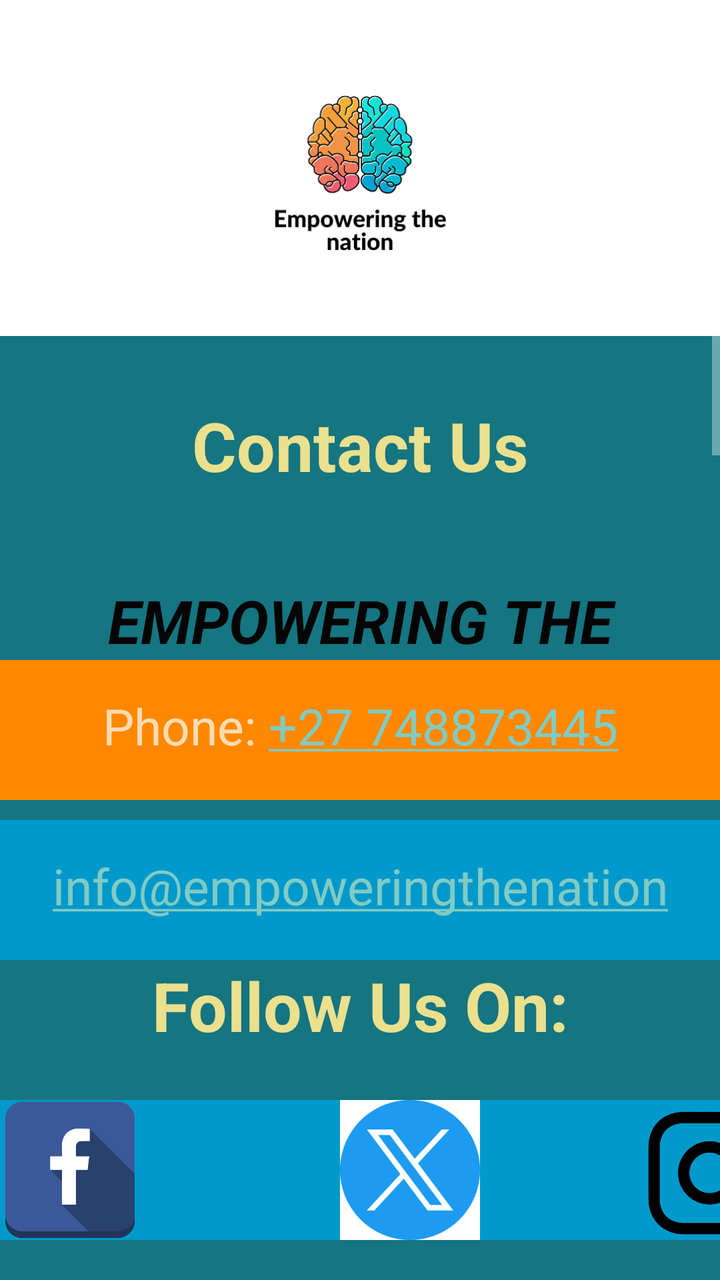
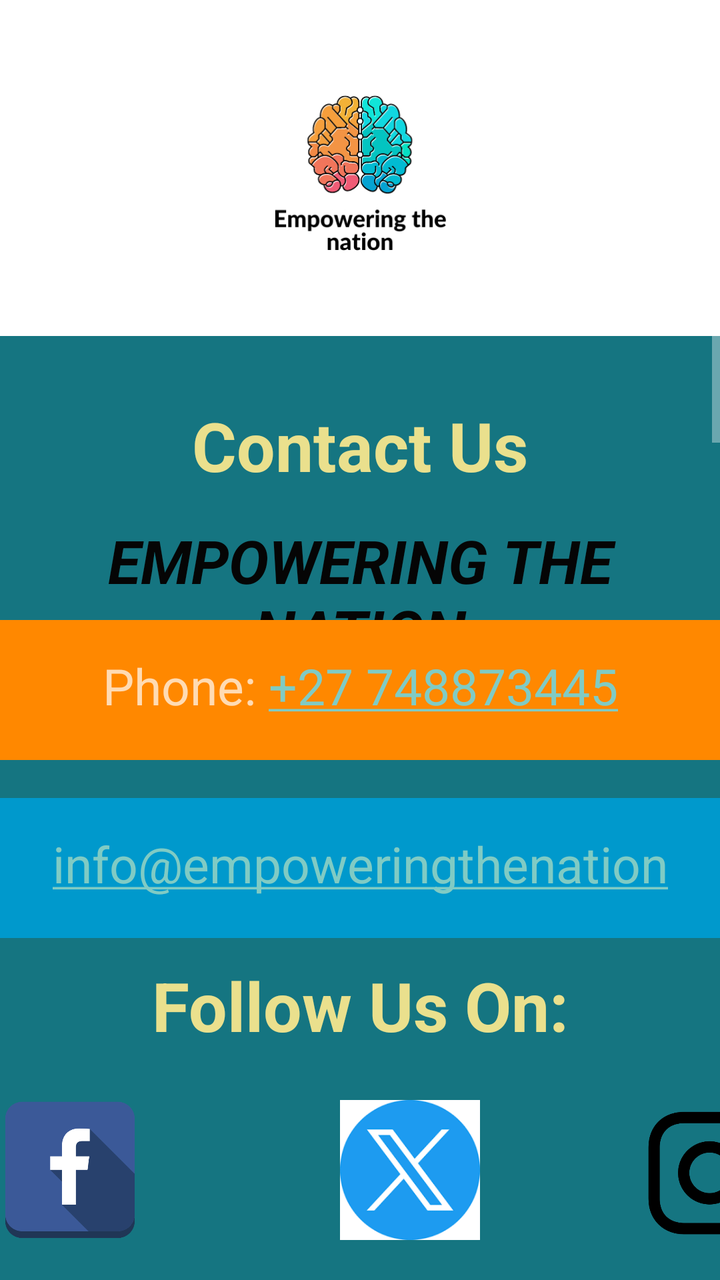

Before-and-after screenshots of an Android layout around one commit, followed by the original layout XML and the change that was made.
<!-- AndroidManifest.xml: application theme Theme.AppCompat -->
<!-- res/layout/fragment_contact_us.xml -->
<?xml version="1.0" encoding="utf-8"?>
<ScrollView
    xmlns:android="http://schemas.android.com/apk/res/android"
    xmlns:app="http://schemas.android.com/apk/res-auto"
    xmlns:tools="http://schemas.android.com/tools"
    android:id="@+id/ScrollViewMonths"
    android:layout_width="match_parent"
    android:layout_height="match_parent">

    <FrameLayout
        android:layout_width="match_parent"
        android:layout_height="match_parent"
        android:background="#157581"
        tools:context=".HomeFragment">

        


        <TextView
            android:id="@+id/textView"
            android:layout_width="match_parent"
            android:layout_height="77dp"
            android:layout_marginTop="200dp"
            android:text="Contact Us"
            android:textAlignment="center"
            android:textColor="#EAE08D"
            android:textSize="34sp"
            android:textStyle="bold" />

        
        <ImageView
            android:id="@+id/imageView2"
            android:layout_width="match_parent"
            android:layout_height="168dp"
            android:background="@color/white"
            android:src="@drawable/thumbnail_img_7280" />

        
        <TextView
            android:id="@+id/textViewSlogan"
            android:layout_width="match_parent"
            android:layout_height="50dp"
            android:layout_marginTop="290dp"
            android:background="#157581"
            android:text="EMPOWERING THE NATION"
            android:textAlignment="center"
            android:textColor="#050505"
            android:textSize="30sp"
            android:textStyle="bold|italic" />

        <TextView
            android:id="@+id/map1"
            android:layout_width="match_parent"
            android:layout_height="77dp"
            android:layout_marginTop="655dp"
            android:text="Venue 1, IIE VARSITY COLLEGE"
            android:textAlignment="center"
            android:textColor="#EAE08D"
            android:textSize="24sp"
            android:textStyle="bold" />
        <ImageView
            android:id="@+id/imageView10"
            android:layout_width="wrap_content"
            android:layout_height="300dp"
            android:layout_marginTop="700dp"
            android:layout_gravity="center_horizontal"
            android:src="@drawable/map_1" />
        <TextView
            android:id="@+id/map2"
            android:layout_width="match_parent"
            android:layout_height="77dp"
            android:layout_marginTop="1050dp"
            android:text="Venue 2, City Varsity Braamfontein"
            android:textAlignment="center"
            android:textColor="#EAE08D"
            android:textSize="24sp"
            android:textStyle="bold" />
        <ImageView
            android:id="@+id/imageView12"
            android:layout_width="wrap_content"
            android:layout_height="300dp"
            android:layout_marginTop="1100dp"
            android:layout_gravity="center_horizontal"
            android:src="@drawable/map_2" />

        <TextView
            android:id="@+id/mapview"
            android:layout_width="match_parent"
            android:layout_height="70dp"
            android:layout_marginTop="330dp"
            android:autoLink="phone"
            android:background="@android:color/holo_orange_dark"
            android:padding="16dp"
            android:text="Phone: +27 748873445"
            android:textAlignment="center"
            android:textSize="25sp" />

        <TextView
            android:id="@+id/map3"
            android:layout_width="match_parent"
            android:layout_height="77dp"
            android:layout_marginTop="1450dp"
            android:text="Venue 2, City Varsity Braamfontein"
            android:textAlignment="center"
            android:textColor="#EAE08D"
            android:textSize="24sp"
            android:textStyle="bold" />
        <ImageView
            android:id="@+id/imageView14"
            android:layout_width="wrap_content"
            android:layout_height="300dp"
            android:layout_marginTop="1500dp"
            android:layout_gravity="center_horizontal"
            app:srcCompat="@drawable/map_3" />
        <TextView
            android:id="@+id/emailView"
            android:layout_width="match_parent"
            android:layout_height="70dp"
            android:layout_marginTop="410dp"
            android:autoLink="email"
            android:background="@android:color/holo_blue_dark"
            android:padding="16dp"
            android:text="info@empoweringthenation.com"
            android:textAlignment="center"
            android:textColor="#FFFFFF"
            android:textSize="25sp" /> <TextView
        android:id="@+id/w"
        android:layout_width="match_parent"
        android:layout_height="77dp"
        android:layout_marginTop="480dp"
        android:text="Follow Us On:"
        android:textAlignment="center"
        android:textColor="#EAE08D"
        android:textSize="34sp"
        android:textStyle="bold" />
        <LinearLayout
            android:layout_width="match_parent"
            android:layout_height="wrap_content"
            android:orientation="horizontal"     android:background="@android:color/holo_blue_dark"
            android:layout_marginTop="550dp">


            <ImageView
                android:id="@+id/facebookIcon"
                android:layout_width="70dp"
                android:layout_height="70dp"
                android:src="@drawable/zbf"/>



            <ImageView
                android:id="@+id/twitterIcon"
                android:layout_width="70dp"
                android:layout_height="70dp"
                android:layout_marginStart="100dp"
            android:src="@drawable/twt" />
            <ImageView
                android:id="@+id/instaIcon"
                android:layout_width="70dp"
                android:layout_height="70dp"
                android:layout_marginStart="80dp"
                android:src="@drawable/insta"/>
        </LinearLayout>
    </FrameLayout>
</ScrollView>
<!-- resources referenced by this layout -->
<resources>
  <color name="white">#FFFFFFFF</color>
  <!-- drawable insta: png bitmap (drawable, 14765 bytes) -->
  <!-- drawable map_1: png bitmap (drawable, 141246 bytes) -->
  <!-- drawable map_2: png bitmap (drawable, 78058 bytes) -->
  <!-- drawable map_3: png bitmap (drawable, 86621 bytes) -->
  <!-- drawable thumbnail_img_7280: jpg bitmap (drawable, 73812 bytes) -->
  <!-- drawable twt: png bitmap (drawable, 4513 bytes) -->
  <!-- drawable zbf: png bitmap (drawable, 8119 bytes) -->
</resources>

<!-- the commit's change to res/layout/fragment_contact_us.xml (unified diff, before → after) -->
@@ -40,7 +40,7 @@
             android:id="@+id/textViewSlogan"
             android:layout_width="match_parent"
             android:layout_height="50dp"
-            android:layout_marginTop="290dp"
+            android:layout_marginTop="260dp"
             android:background="#157581"
             android:text="EMPOWERING THE NATION"
             android:textAlignment="center"
@@ -52,7 +52,7 @@
             android:id="@+id/map1"
             android:layout_width="match_parent"
             android:layout_height="77dp"
-            android:layout_marginTop="655dp"
+            android:layout_marginTop="705dp"
             android:text="Venue 1, IIE VARSITY COLLEGE"
             android:textAlignment="center"
             android:textColor="#EAE08D"
@@ -62,14 +62,14 @@
             android:id="@+id/imageView10"
             android:layout_width="wrap_content"
             android:layout_height="300dp"
-            android:layout_marginTop="700dp"
+            android:layout_marginTop="750dp"
             android:layout_gravity="center_horizontal"
             android:src="@drawable/map_1" />
         <TextView
             android:id="@+id/map2"
             android:layout_width="match_parent"
             android:layout_height="77dp"
-            android:layout_marginTop="1050dp"
+            android:layout_marginTop="1100dp"
             android:text="Venue 2, City Varsity Braamfontein"
             android:textAlignment="center"
             android:textColor="#EAE08D"
@@ -79,7 +79,7 @@
             android:id="@+id/imageView12"
             android:layout_width="wrap_content"
             android:layout_height="300dp"
-            android:layout_marginTop="1100dp"
+            android:layout_marginTop="1150dp"
             android:layout_gravity="center_horizontal"
             android:src="@drawable/map_2" />
 
@@ -87,7 +87,7 @@
             android:id="@+id/mapview"
             android:layout_width="match_parent"
             android:layout_height="70dp"
-            android:layout_marginTop="330dp"
+            android:layout_marginTop="310dp"
             android:autoLink="phone"
             android:background="@android:color/holo_orange_dark"
             android:padding="16dp"
@@ -99,7 +99,7 @@
             android:id="@+id/map3"
             android:layout_width="match_parent"
             android:layout_height="77dp"
-            android:layout_marginTop="1450dp"
+            android:layout_marginTop="1490dp"
             android:text="Venue 2, City Varsity Braamfontein"
             android:textAlignment="center"
             android:textColor="#EAE08D"
@@ -109,14 +109,14 @@
             android:id="@+id/imageView14"
             android:layout_width="wrap_content"
             android:layout_height="300dp"
-            android:layout_marginTop="1500dp"
+            android:layout_marginTop="1550dp"
             android:layout_gravity="center_horizontal"
             app:srcCompat="@drawable/map_3" />
         <TextView
             android:id="@+id/emailView"
             android:layout_width="match_parent"
             android:layout_height="70dp"
-            android:layout_marginTop="410dp"
+            android:layout_marginTop="399dp"
             android:autoLink="email"
             android:background="@android:color/holo_blue_dark"
             android:padding="16dp"
@@ -136,7 +136,7 @@
         <LinearLayout
             android:layout_width="match_parent"
             android:layout_height="wrap_content"
-            android:orientation="horizontal"     android:background="@android:color/holo_blue_dark"
+            android:orientation="horizontal"
             android:layout_marginTop="550dp">
 
 
